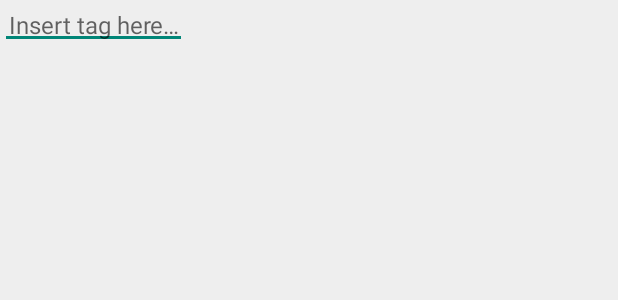
After one commit to Stoyicker/thesis-android, an Android app: the layout custom_view_added_tag_card.xml on its own in the app's theme, with its tools: preview values and no code run, on a phone screen of 412 x 824 dp. The commit adds this screen. Shown: the top 300 px of the screen. Run offline under Robolectric (Android 15) with nearby library versions, the phone set to English and light mode, and no system bars.

Commit message:
Added beginning for tag addition

```diff
--- /dev/null
+++ b/app/src/main/java/org/thesis/android/ui/card/tag/ITagCard.java
@@ -0,0 +1,6 @@
+package org.thesis.android.ui.card.tag;
+
+public interface ITagCard {
+
+    public String getName();
+}
--- /dev/null
+++ b/app/src/main/res/layout/custom_view_added_tag_card.xml
@@ -0,0 +1,10 @@
+<?xml version="1.0" encoding="utf-8"?>
+<EditText
+    xmlns:android="http://schemas.android.com/apk/res/android"
+    android:inputType="textNoSuggestions"
+    android:hint="@string/insert_tag"
+    android:id="@+id/tag_name"
+    android:layout_width="wrap_content"
+    android:layout_height="wrap_content"
+    android:padding="@dimen/tag_name_padding"
+    style="@style/AppTheme.TagName"/>
--- a/app/src/main/res/values/colors.xml
+++ b/app/src/main/res/values/colors.xml
@@ -12,7 +12,7 @@
 
     <color name="navigation_drawer_entry_background_selected">#FFFFEE</color>
     <color name="navigation_drawer_entry_background_hovered">#FFFFBB</color>
-    <color name="navigation_drawer_background">@android:color/transparent</color>
+    <color name="navigation_drawer_background">@android:color/white</color>
 
     <!-- CardView -->
     <color name="card_backgroundExpand">@android:color/white</color>
--- a/app/src/main/res/values/strings.xml
+++ b/app/src/main/res/values/strings.xml
@@ -11,4 +11,5 @@
     <string name="tag_settings">Tag settings</string>
     <string name="delete_tag">Delete tag</string>
     <string name="tag_removal_instructions">Long-press a tag to remove it from the group.</string>
+    <string name="insert_tag">Insert tag here…</string>
 </resources>
```
Also changed, not shown: app/src/main/java/org/thesis/android/ui/activity/NavigationDrawerActivity.java (+5 -4 lines), app/src/main/java/org/thesis/android/ui/card/tag/AddedTagCardView.java (added, +44 -0 lines), app/src/main/java/org/thesis/android/ui/card/tag/TagCardView.java (renamed from app/src/main/java/org/thesis/android/ui/util/TagCardView.java, +6 -5 lines), app/src/main/java/org/thesis/android/ui/card/tag/TagCloudCardExpand.java (renamed from app/src/main/java/org/thesis/android/ui/util/TagCloudCardExpand.java, +24 -11 lines), 1 other file.
